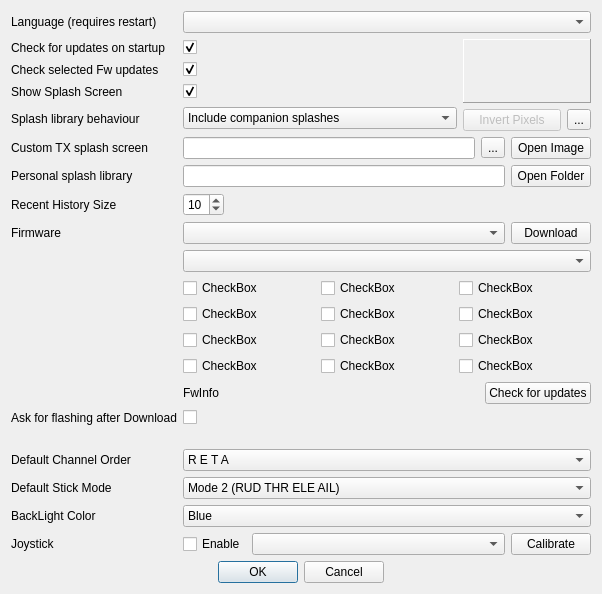
Above: src/preferencesdialog.ui from roberto1903/companion9x before the change. Below: the same form after it.
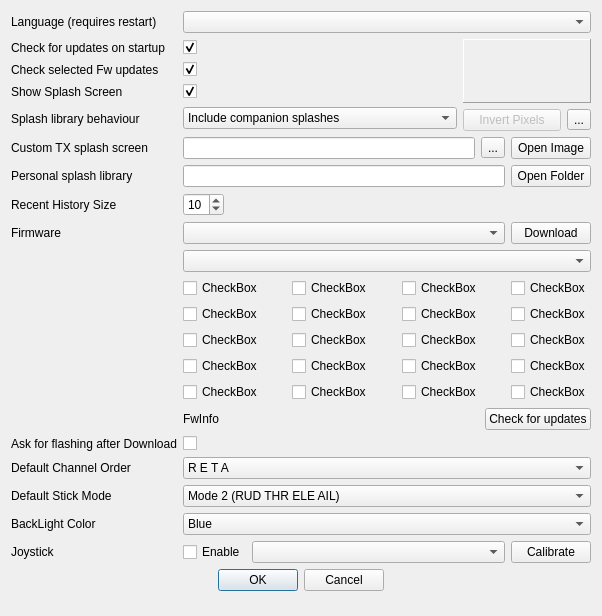
That is the form after the change. Icons and pictures are not drawn.

Commit message: 0.71 with more checkboxes for options

What changed in the file:
```diff
--- a/src/preferencesdialog.ui
+++ b/src/preferencesdialog.ui
@@ -7,7 +7,7 @@
     <x>0</x>
     <y>0</y>
     <width>602</width>
-    <height>594</height>
+    <height>616</height>
    </rect>
   </property>
   <property name="sizePolicy">
@@ -238,28 +238,28 @@
      </property>
     </widget>
    </item>
-   <item row="14" column="0">
+   <item row="13" column="0">
     <widget class="QLabel" name="label_13">
      <property name="text">
       <string>Default Channel Order</string>
      </property>
     </widget>
    </item>
-   <item row="15" column="0">
+   <item row="14" column="0">
     <widget class="QLabel" name="label_14">
      <property name="text">
       <string>Default Stick Mode</string>
      </property>
     </widget>
    </item>
-   <item row="16" column="0">
+   <item row="15" column="0">
     <widget class="QLabel" name="label_3">
      <property name="text">
       <string>BackLight Color</string>
      </property>
     </widget>
    </item>
-   <item row="17" column="0">
+   <item row="16" column="0">
     <widget class="QLabel" name="label_11">
      <property name="text">
       <string>Joystick</string>
@@ -382,6 +382,34 @@
        </property>
       </widget>
      </item>
+     <item row="4" column="0">
+      <widget class="QCheckBox" name="optionCheckBox_13">
+       <property name="text">
+        <string>CheckBox</string>
+       </property>
+      </widget>
+     </item>
+     <item row="4" column="2">
+      <widget class="QCheckBox" name="optionCheckBox_15">
+       <property name="text">
+        <string>CheckBox</string>
+       </property>
+      </widget>
+     </item>
+     <item row="4" column="1">
+      <widget class="QCheckBox" name="optionCheckBox_14">
+       <property name="text">
+        <string>CheckBox</string>
+       </property>
+      </widget>
+     </item>
+     <item row="0" column="3">
+      <widget class="QCheckBox" name="optionCheckBox_4">
+       <property name="text">
+        <string>CheckBox</string>
+       </property>
+      </widget>
+     </item>
      <item row="0" column="2">
       <widget class="QCheckBox" name="optionCheckBox_3">
        <property name="sizePolicy">
@@ -396,68 +424,96 @@
       </widget>
      </item>
      <item row="1" column="0">
-      <widget class="QCheckBox" name="optionCheckBox_4">
-       <property name="text">
-        <string>CheckBox</string>
-       </property>
-      </widget>
-     </item>
-     <item row="1" column="1">
       <widget class="QCheckBox" name="optionCheckBox_5">
        <property name="text">
         <string>CheckBox</string>
        </property>
       </widget>
      </item>
-     <item row="1" column="2">
+     <item row="1" column="1">
       <widget class="QCheckBox" name="optionCheckBox_6">
        <property name="text">
         <string>CheckBox</string>
        </property>
       </widget>
      </item>
-     <item row="2" column="2">
-      <widget class="QCheckBox" name="optionCheckBox_9">
-       <property name="text">
-        <string>CheckBox</string>
-       </property>
-      </widget>
-     </item>
-     <item row="2" column="0">
+     <item row="1" column="2">
       <widget class="QCheckBox" name="optionCheckBox_7">
        <property name="text">
         <string>CheckBox</string>
        </property>
       </widget>
      </item>
-     <item row="2" column="1">
+     <item row="1" column="3">
       <widget class="QCheckBox" name="optionCheckBox_8">
        <property name="text">
         <string>CheckBox</string>
        </property>
       </widget>
      </item>
-     <item row="3" column="0">
+     <item row="2" column="0">
+      <widget class="QCheckBox" name="optionCheckBox_9">
+       <property name="text">
+        <string>CheckBox</string>
+       </property>
+      </widget>
+     </item>
+     <item row="2" column="1">
       <widget class="QCheckBox" name="optionCheckBox_10">
        <property name="text">
         <string>CheckBox</string>
        </property>
       </widget>
      </item>
-     <item row="3" column="1">
+     <item row="2" column="2">
       <widget class="QCheckBox" name="optionCheckBox_11">
        <property name="text">
         <string>CheckBox</string>
        </property>
       </widget>
      </item>
-     <item row="3" column="2">
+     <item row="2" column="3">
       <widget class="QCheckBox" name="optionCheckBox_12">
        <property name="text">
         <string>CheckBox</string>
        </property>
       </widget>
      </item>
+     <item row="4" column="3">
+      <widget class="QCheckBox" name="optionCheckBox_16">
+       <property name="text">
+        <string>CheckBox</string>
+       </property>
+      </widget>
+     </item>
+     <item row="5" column="0">
+      <widget class="QCheckBox" name="optionCheckBox_17">
+       <property name="text">
+        <string>CheckBox</string>
+       </property>
+      </widget>
+     </item>
+     <item row="5" column="1">
+      <widget class="QCheckBox" name="optionCheckBox_18">
+       <property name="text">
+        <string>CheckBox</string>
+       </property>
+      </widget>
+     </item>
+     <item row="5" column="2">
+      <widget class="QCheckBox" name="optionCheckBox_19">
+       <property name="text">
+        <string>CheckBox</string>
+       </property>
+      </widget>
+     </item>
+     <item row="5" column="3">
+      <widget class="QCheckBox" name="optionCheckBox_20">
+       <property name="text">
+        <string>CheckBox</string>
+       </property>
+      </widget>
+     </item>
     </layout>
    </item>
    <item row="11" column="1" colspan="2">
@@ -484,7 +540,7 @@
      </item>
     </layout>
    </item>
-   <item row="14" column="1" colspan="2">
+   <item row="13" column="1" colspan="2">
     <widget class="QComboBox" name="channelorderCB">
      <property name="sizePolicy">
       <sizepolicy hsizetype="MinimumExpanding" vsizetype="Fixed">
@@ -628,7 +684,7 @@
      </item>
     </widget>
    </item>
-   <item row="15" column="1" colspan="2">
+   <item row="14" column="1" colspan="2">
     <widget class="QComboBox" name="stickmodeCB">
      <property name="whatsThis">
       <string>Mode selection:
@@ -676,7 +732,7 @@
      </item>
     </widget>
    </item>
-   <item row="16" column="1" colspan="2">
+   <item row="15" column="1" colspan="2">
     <widget class="QComboBox" name="backLightColor">
      <item>
       <property name="text">
@@ -705,7 +761,7 @@
      </item>
     </widget>
    </item>
-   <item row="17" column="1" colspan="2">
+   <item row="16" column="1" colspan="2">
     <layout class="QHBoxLayout" name="horizontalLayout">
      <item>
       <widget class="QCheckBox" name="joystickChkB">
@@ -733,7 +789,7 @@
      </item>
     </layout>
    </item>
-   <item row="18" column="0" colspan="3">
+   <item row="17" column="0" colspan="3">
     <layout class="QHBoxLayout" name="horizontalLayout_3">
      <item>
       <spacer name="horizontalSpacer_3">
@@ -786,22 +842,6 @@
      </property>
     </widget>
    </item>
-   <item row="13" column="1">
-    <spacer name="verticalSpacer">
-     <property name="orientation">
-      <enum>Qt::Vertical</enum>
-     </property>
-     <property name="sizeType">
-      <enum>QSizePolicy::MinimumExpanding</enum>
-     </property>
-     <property name="sizeHint" stdset="0">
-      <size>
-       <width>20</width>
-       <height>15</height>
-      </size>
-     </property>
-    </spacer>
-   </item>
    <item row="12" column="1">
     <widget class="QCheckBox" name="burnFirmware">
      <property name="text">
```
Left out of the diff: 57 changed lines with no effect on the pictures. The commit also changes 1 other file.
